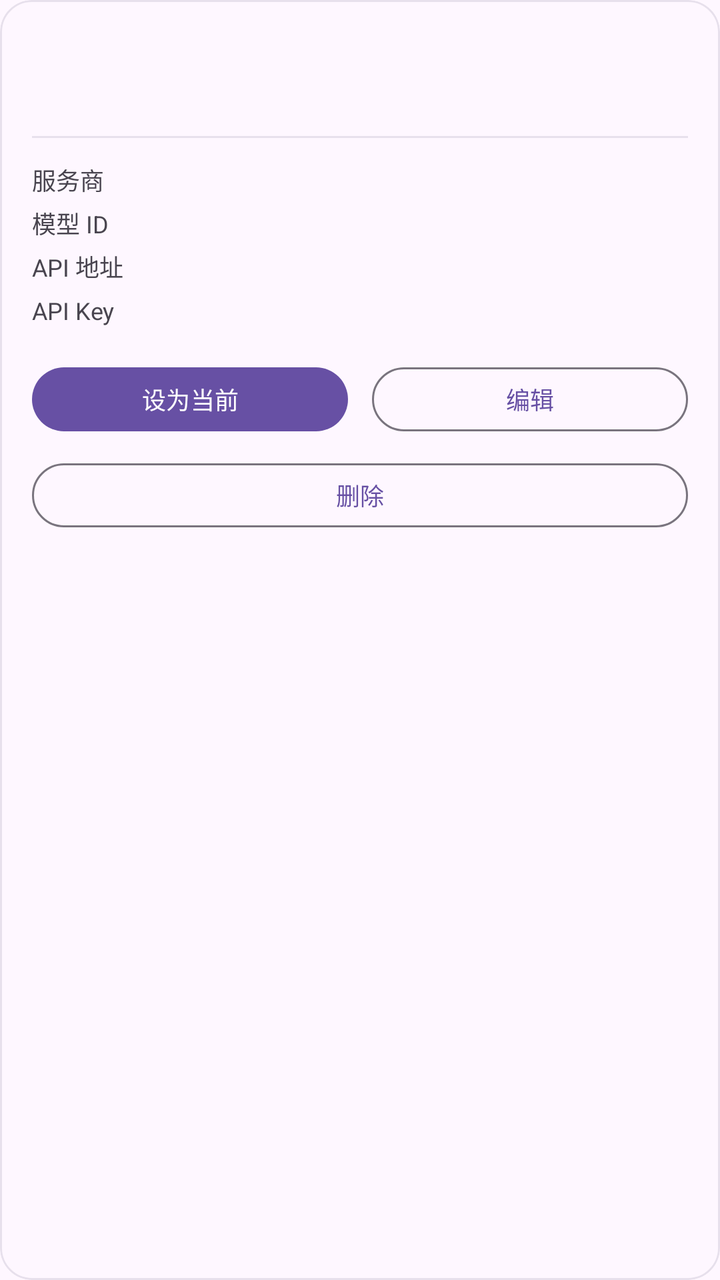
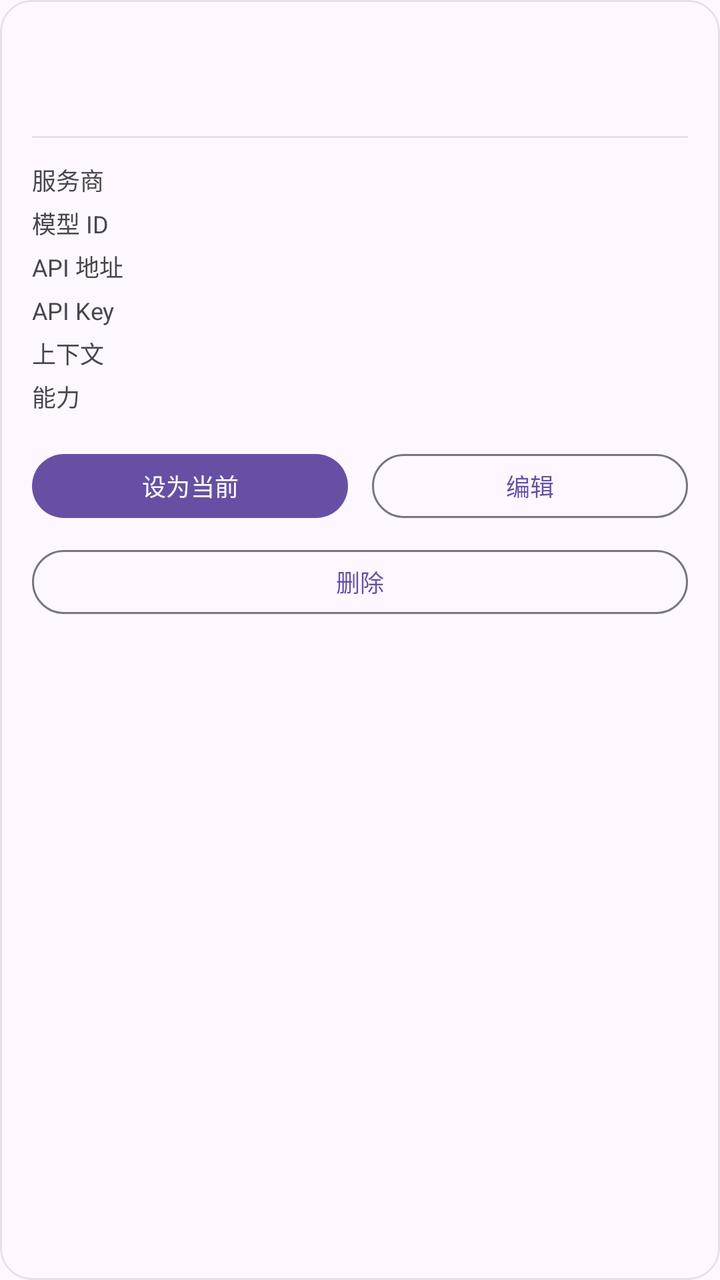

An Android layout rendered at two revisions. The XML below is the earlier revision; the diff shows what the commit changed to produce the second picture.
<!-- AndroidManifest.xml: application theme Theme.CodeTool.Starting -->
<!-- res/layout/item_ai_model.xml -->
<?xml version="1.0" encoding="utf-8"?>
<com.google.android.material.card.MaterialCardView
    xmlns:android="http://schemas.android.com/apk/res/android"
    xmlns:app="http://schemas.android.com/apk/res-auto"
    android:layout_width="match_parent"
    android:layout_height="wrap_content"
    android:layout_marginBottom="12dp"
    app:cardCornerRadius="16dp"
    app:cardElevation="0dp"
    app:strokeWidth="1dp"
    app:strokeColor="?attr/colorSurfaceVariant">

    <LinearLayout
        android:layout_width="match_parent"
        android:layout_height="wrap_content"
        android:orientation="vertical"
        android:padding="16dp">

        
        <LinearLayout
            android:layout_width="match_parent"
            android:layout_height="wrap_content"
            android:orientation="horizontal"
            android:gravity="center_vertical">

            <com.google.android.material.textview.MaterialTextView
                android:id="@+id/modelName"
                android:layout_width="0dp"
                android:layout_height="wrap_content"
                android:layout_weight="1"
                android:singleLine="true"
                android:ellipsize="end"
                android:textSize="16sp"
                android:textStyle="bold"
                android:textColor="?attr/colorOnSurface" />

            <com.google.android.material.textview.MaterialTextView
                android:id="@+id/modelTarget"
                android:layout_width="wrap_content"
                android:layout_height="wrap_content"
                android:layout_marginStart="8dp"
                android:paddingStart="8dp"
                android:paddingEnd="8dp"
                android:paddingTop="3dp"
                android:paddingBottom="3dp"
                android:textSize="11sp"
                android:textStyle="bold"
                android:visibility="gone" />

            <com.google.android.material.textview.MaterialTextView
                android:id="@+id/modelBadge"
                android:layout_width="wrap_content"
                android:layout_height="wrap_content"
                android:layout_marginStart="8dp"
                android:paddingStart="8dp"
                android:paddingEnd="8dp"
                android:paddingTop="3dp"
                android:paddingBottom="3dp"
                android:textSize="11sp"
                android:visibility="gone" />
        </LinearLayout>

        
        <com.google.android.material.textview.MaterialTextView
            android:id="@+id/modelMeta"
            android:layout_width="match_parent"
            android:layout_height="wrap_content"
            android:layout_marginTop="2dp"
            android:textSize="12sp"
            android:textColor="?attr/colorOnSurfaceVariant" />

        <View
            android:layout_width="match_parent"
            android:layout_height="1dp"
            android:layout_marginTop="12dp"
            android:background="?attr/colorSurfaceVariant" />

        
        <LinearLayout
            android:layout_width="match_parent"
            android:layout_height="wrap_content"
            android:layout_marginTop="12dp"
            android:orientation="vertical">

            <LinearLayout android:layout_width="match_parent" android:layout_height="wrap_content"
                android:orientation="horizontal" android:layout_marginBottom="4dp">
                <com.google.android.material.textview.MaterialTextView
                    android:layout_width="72dp" android:layout_height="wrap_content"
                    android:text="服务商" android:textSize="12sp"
                    android:textColor="?attr/colorOnSurfaceVariant" />
                <com.google.android.material.textview.MaterialTextView
                    android:id="@+id/modelProvider" android:layout_width="0dp"
                    android:layout_height="wrap_content" android:layout_weight="1"
                    android:singleLine="true" android:ellipsize="end"
                    android:textSize="13sp" android:textColor="?attr/colorOnSurface" />
            </LinearLayout>

            <LinearLayout android:layout_width="match_parent" android:layout_height="wrap_content"
                android:orientation="horizontal" android:layout_marginBottom="4dp">
                <com.google.android.material.textview.MaterialTextView
                    android:layout_width="72dp" android:layout_height="wrap_content"
                    android:text="模型 ID" android:textSize="12sp"
                    android:textColor="?attr/colorOnSurfaceVariant" />
                <com.google.android.material.textview.MaterialTextView
                    android:id="@+id/modelId" android:layout_width="0dp"
                    android:layout_height="wrap_content" android:layout_weight="1"
                    android:singleLine="true" android:ellipsize="end"
                    android:textSize="13sp" android:fontFamily="monospace"
                    android:textColor="?attr/colorOnSurface" />
            </LinearLayout>

            <LinearLayout android:layout_width="match_parent" android:layout_height="wrap_content"
                android:orientation="horizontal" android:layout_marginBottom="4dp">
                <com.google.android.material.textview.MaterialTextView
                    android:layout_width="72dp" android:layout_height="wrap_content"
                    android:text="API 地址" android:textSize="12sp"
                    android:textColor="?attr/colorOnSurfaceVariant" />
                <com.google.android.material.textview.MaterialTextView
                    android:id="@+id/modelBaseUrl" android:layout_width="0dp"
                    android:layout_height="wrap_content" android:layout_weight="1"
                    android:singleLine="true" android:ellipsize="end"
                    android:textSize="13sp" android:fontFamily="monospace"
                    android:textColor="?attr/colorOnSurface" />
            </LinearLayout>

            <LinearLayout android:layout_width="match_parent" android:layout_height="wrap_content"
                android:orientation="horizontal">
                <com.google.android.material.textview.MaterialTextView
                    android:layout_width="72dp" android:layout_height="wrap_content"
                    android:text="API Key" android:textSize="12sp"
                    android:textColor="?attr/colorOnSurfaceVariant" />
                <com.google.android.material.textview.MaterialTextView
                    android:id="@+id/modelKey" android:layout_width="0dp"
                    android:layout_height="wrap_content" android:layout_weight="1"
                    android:singleLine="true" android:ellipsize="end"
                    android:textSize="13sp" android:fontFamily="monospace"
                    android:textColor="?attr/colorOnSurface" />
            </LinearLayout>
        </LinearLayout>

        
        <LinearLayout
            android:layout_width="match_parent"
            android:layout_height="wrap_content"
            android:orientation="horizontal"
            android:layout_marginTop="16dp">

            <com.google.android.material.button.MaterialButton
                android:id="@+id/btnModelCurrent"
                android:layout_width="0dp"
                android:layout_height="wrap_content"
                android:layout_weight="1"
                android:minHeight="40dp"
                android:maxLines="1"
                android:singleLine="true"
                android:textSize="12sp"
                android:paddingStart="4dp"
                android:paddingEnd="4dp"
                android:text="设为当前" />

            <com.google.android.material.button.MaterialButton
                android:id="@+id/btnModelEdit"
                style="?attr/materialButtonOutlinedStyle"
                android:layout_width="0dp"
                android:layout_height="wrap_content"
                android:layout_weight="1"
                android:layout_marginStart="12dp"
                android:minHeight="40dp"
                android:maxLines="1"
                android:singleLine="true"
                android:textSize="12sp"
                android:paddingStart="4dp"
                android:paddingEnd="4dp"
                android:text="编辑" />
        </LinearLayout>

        
        <com.google.android.material.button.MaterialButton
            android:id="@+id/btnModelDelete"
            style="?attr/materialButtonOutlinedStyle"
            android:layout_width="match_parent"
            android:layout_height="wrap_content"
            android:layout_marginTop="8dp"
            android:minHeight="40dp"
            android:maxLines="1"
            android:singleLine="true"
            android:textSize="12sp"
            android:text="删除" />

    </LinearLayout>
</com.google.android.material.card.MaterialCardView>
<!-- resources referenced by this layout -->
<resources>
  <style name="Theme.CodeTool.Starting" parent="Theme.Material3.DayNight.NoActionBar">
          <item name="android:windowBackground">?android:colorBackground</item>
          <item name="android:statusBarColor" tools:targetApi="l">?android:colorBackground</item>
      </style>
</resources>

<!-- the commit's change to res/layout/item_ai_model.xml (unified diff, before → after) -->
@@ -124,7 +124,7 @@
             </LinearLayout>
 
             <LinearLayout android:layout_width="match_parent" android:layout_height="wrap_content"
-                android:orientation="horizontal">
+                android:orientation="horizontal" android:layout_marginBottom="4dp">
                 <com.google.android.material.textview.MaterialTextView
                     android:layout_width="72dp" android:layout_height="wrap_content"
                     android:text="API Key" android:textSize="12sp"
@@ -135,6 +135,32 @@
                     android:singleLine="true" android:ellipsize="end"
                     android:textSize="13sp" android:fontFamily="monospace"
                     android:textColor="?attr/colorOnSurface" />
+            </LinearLayout>
+
+            <LinearLayout android:layout_width="match_parent" android:layout_height="wrap_content"
+                android:orientation="horizontal" android:layout_marginBottom="4dp">
+                <com.google.android.material.textview.MaterialTextView
+                    android:layout_width="72dp" android:layout_height="wrap_content"
+                    android:text="上下文" android:textSize="12sp"
+                    android:textColor="?attr/colorOnSurfaceVariant" />
+                <com.google.android.material.textview.MaterialTextView
+                    android:id="@+id/modelContext" android:layout_width="0dp"
+                    android:layout_height="wrap_content" android:layout_weight="1"
+                    android:singleLine="true" android:ellipsize="end"
+                    android:textSize="13sp" android:textColor="?attr/colorOnSurface" />
+            </LinearLayout>
+
+            <LinearLayout android:layout_width="match_parent" android:layout_height="wrap_content"
+                android:orientation="horizontal">
+                <com.google.android.material.textview.MaterialTextView
+                    android:layout_width="72dp" android:layout_height="wrap_content"
+                    android:text="能力" android:textSize="12sp"
+                    android:textColor="?attr/colorOnSurfaceVariant" />
+                <com.google.android.material.textview.MaterialTextView
+                    android:id="@+id/modelCaps" android:layout_width="0dp"
+                    android:layout_height="wrap_content" android:layout_weight="1"
+                    android:singleLine="true" android:ellipsize="end"
+                    android:textSize="13sp" android:textColor="?attr/colorOnSurface" />
             </LinearLayout>
         </LinearLayout>
 
